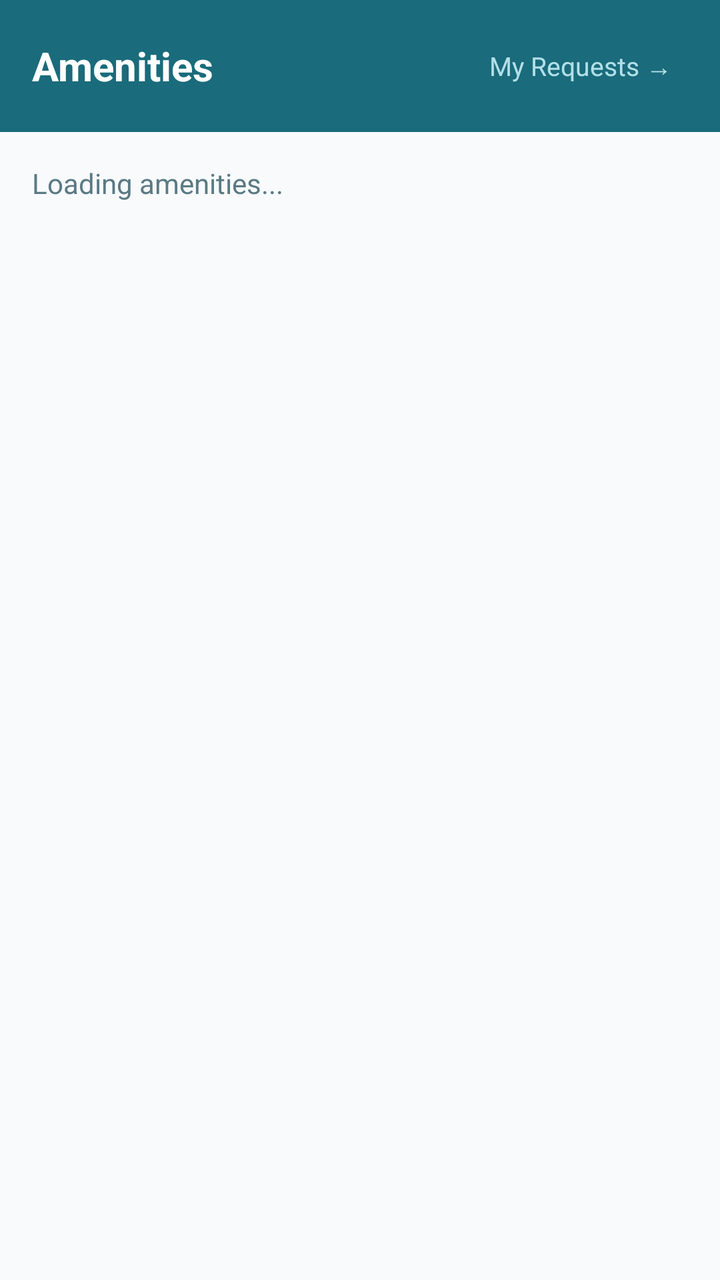
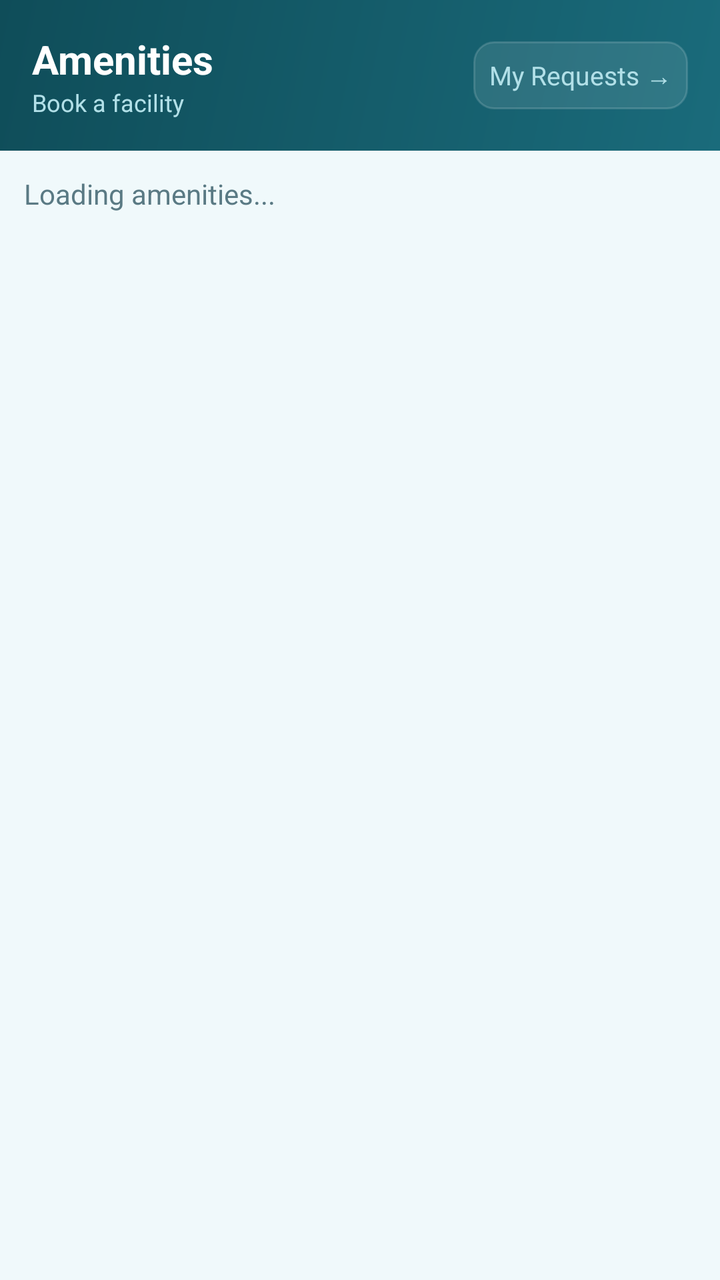

Two renders of the same Android screen: before a commit and after it. Below are the layout's source before the change and the commit's diff.
<!-- AndroidManifest.xml: application theme Theme.HOAPaymentChecker -->
<!-- res/layout/fragment_amenities.xml -->
<?xml version="1.0" encoding="utf-8"?>
<LinearLayout
    xmlns:android="http://schemas.android.com/apk/res/android"
    android:layout_width="match_parent"
    android:layout_height="match_parent"
    android:orientation="vertical"
    android:background="#F8FAFC">

    
    <LinearLayout
        android:layout_width="match_parent"
        android:layout_height="wrap_content"
        android:background="#1A6B7B"
        android:padding="16dp"
        android:orientation="horizontal"
        android:gravity="center_vertical">

        <TextView
            android:layout_width="0dp"
            android:layout_height="wrap_content"
            android:layout_weight="1"
            android:text="Amenities"
            android:textColor="#FFFFFF"
            android:textSize="20sp"
            android:textStyle="bold" />

        <TextView
            android:id="@+id/btn_my_requests"
            android:layout_width="wrap_content"
            android:layout_height="wrap_content"
            android:text="My Requests →"
            android:textColor="#B2E0E8"
            android:textSize="13sp"
            android:padding="8dp" />
    </LinearLayout>

    <ScrollView
        android:layout_width="match_parent"
        android:layout_height="match_parent">

        <LinearLayout
            android:id="@+id/ll_amenities_content"
            android:layout_width="match_parent"
            android:layout_height="wrap_content"
            android:orientation="vertical"
            android:padding="16dp">

            <TextView
                android:layout_width="wrap_content"
                android:layout_height="wrap_content"
                android:text="Loading amenities..."
                android:textColor="#5A7A84"
                android:textSize="14sp" />
        </LinearLayout>
    </ScrollView>
</LinearLayout>
<!-- resources referenced by this layout -->
<resources>
  <style name="Theme.HOAPaymentChecker" parent="Theme.MaterialComponents.DayNight.NoActionBar">
          <item name="colorPrimary">@color/colorPrimary</item>
          <item name="colorPrimaryVariant">@color/colorPrimaryVariant</item>
          <item name="colorOnPrimary">@color/colorOnPrimary</item>
          <item name="colorSecondary">@color/colorSecondary</item>
          <item name="colorOnSecondary">@color/colorOnSecondary</item>
          <item name="android:colorBackground">@color/colorBackground</item>
          <item name="android:statusBarColor">@color/colorPrimary</item>
          <item name="android:windowLightStatusBar">false</item>
      </style>
  <color name="colorPrimary">#1A6B7B</color>
  <color name="colorPrimaryVariant">#0F4D59</color>
  <color name="colorOnPrimary">#FFFFFF</color>
  <color name="colorSecondary">#2A9DB5</color>
  <color name="colorOnSecondary">#FFFFFF</color>
  <color name="colorBackground">#F0F9FB</color>
</resources>

<!-- the commit's change to res/layout/fragment_amenities.xml (unified diff, before → after) -->
@@ -4,25 +4,35 @@
     android:layout_width="match_parent"
     android:layout_height="match_parent"
     android:orientation="vertical"
-    android:background="#F8FAFC">
+    android:background="#F0F9FB">
 
-    
     <LinearLayout
         android:layout_width="match_parent"
         android:layout_height="wrap_content"
-        android:background="#1A6B7B"
+        android:background="@drawable/gradient_header"
         android:padding="16dp"
         android:orientation="horizontal"
         android:gravity="center_vertical">
 
-        <TextView
+        <LinearLayout
             android:layout_width="0dp"
             android:layout_height="wrap_content"
             android:layout_weight="1"
-            android:text="Amenities"
-            android:textColor="#FFFFFF"
-            android:textSize="20sp"
-            android:textStyle="bold" />
+            android:orientation="vertical">
+            <TextView
+                android:layout_width="wrap_content"
+                android:layout_height="wrap_content"
+                android:text="Amenities"
+                android:textColor="#FFFFFF"
+                android:textSize="20sp"
+                android:textStyle="bold" />
+            <TextView
+                android:layout_width="wrap_content"
+                android:layout_height="wrap_content"
+                android:text="Book a facility"
+                android:textColor="#B2E0E8"
+                android:textSize="12sp" />
+        </LinearLayout>
 
         <TextView
             android:id="@+id/btn_my_requests"
@@ -31,6 +41,7 @@
             android:text="My Requests →"
             android:textColor="#B2E0E8"
             android:textSize="13sp"
+            android:background="@drawable/announcement_card_bg"
             android:padding="8dp" />
     </LinearLayout>
 
@@ -43,7 +54,7 @@
             android:layout_width="match_parent"
             android:layout_height="wrap_content"
             android:orientation="vertical"
-            android:padding="16dp">
+            android:padding="12dp">
 
             <TextView
                 android:layout_width="wrap_content"
<!-- resource entries referenced after the edit -->
@@ -1,5 +1,21 @@
 <!-- resources referenced by this layout -->
 <resources>
+  <!-- drawable announcement_card_bg (drawable) -->
+  <?xml version="1.0" encoding="utf-8"?>
+  <shape xmlns:android="http://schemas.android.com/apk/res/android">
+      <solid android:color="#19FFFFFF" />
+      <stroke android:width="1dp" android:color="#26FFFFFF" />
+      <corners android:radius="10dp" />
+  </shape>
+  <!-- drawable gradient_header (drawable) -->
+  <?xml version="1.0" encoding="utf-8"?>
+  <shape xmlns:android="http://schemas.android.com/apk/res/android">
+      <gradient
+          android:type="linear"
+          android:angle="135"
+          android:startColor="#1A6B7B"
+          android:endColor="#0F4D59" />
+  </shape>
   <style name="Theme.HOAPaymentChecker" parent="Theme.MaterialComponents.DayNight.NoActionBar">
           <item name="colorPrimary">@color/colorPrimary</item>
           <item name="colorPrimaryVariant">@color/colorPrimaryVariant</item>
